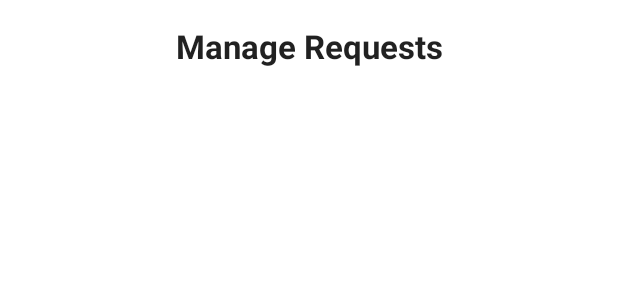
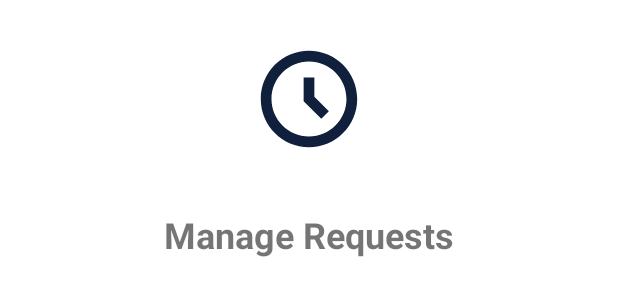
Before and after one commit to CryoSnake22/LocalLoop-App, an Android app: the layout organizer_manage_request_activity.xml on its own in the app's theme, with its tools: preview values and no code run, on a phone screen of 412 x 824 dp. Shown: the top 300 px of the screen. Run offline under Robolectric (Android 15) with nearby library versions, the phone set to English and light mode, and no system bars.

```diff
--- a/app/src/main/res/layout/organizer_manage_event_activity.xml
+++ b/app/src/main/res/layout/organizer_manage_event_activity.xml
@@ -1,5 +1,6 @@
 <?xml version="1.0" encoding="utf-8"?>
-<androidx.constraintlayout.widget.ConstraintLayout xmlns:android="http://schemas.android.com/apk/res/android"
+<androidx.constraintlayout.widget.ConstraintLayout
+  xmlns:android="http://schemas.android.com/apk/res/android"
   android:layout_width="match_parent"
   android:fitsSystemWindows="true"
   android:layout_height="match_parent">
--- a/app/src/main/res/layout/organizer_manage_request_activity.xml
+++ b/app/src/main/res/layout/organizer_manage_request_activity.xml
@@ -1,25 +1,26 @@
 <?xml version="1.0" encoding="utf-8"?>
-<androidx.constraintlayout.widget.ConstraintLayout xmlns:android="http://schemas.android.com/apk/res/android"
-    android:layout_width="match_parent"
-    android:fitsSystemWindows="true"
-    android:layout_height="match_parent">
-
-    <LinearLayout
+<LinearLayout xmlns:android="http://schemas.android.com/apk/res/android"
     android:layout_width="match_parent"
     android:layout_height="match_parent"
     android:orientation="vertical"
-        android:padding="16dp">
+    android:padding="16dp"
+    android:fitsSystemWindows="true">
+
+    <ImageView
+        android:layout_width="100dp"
+        android:layout_height="100dp"
+        android:src="@drawable/ic_pending"
+        android:layout_gravity="center_horizontal"
+        android:layout_marginBottom="24dp" />
 
     <TextView
-            android:id="@+id/text_organizer_manage_request_welcome"
-            android:layout_width="match_parent"
+        android:layout_width="wrap_content"
         android:layout_height="wrap_content"
         android:text="Manage Requests"
-            android:textSize="22sp"
+        android:textSize="24sp"
         android:textStyle="bold"
-            android:gravity="center"
-            android:layout_marginBottom="24dp"
-            android:textColor="?android:attr/textColorPrimary" />
+        android:layout_gravity="center_horizontal"
+        android:layout_marginBottom="24dp" />
 
     <androidx.recyclerview.widget.RecyclerView
         android:id="@+id/recycler_organizer_manage_requrest"
@@ -27,4 +28,3 @@
         android:layout_height="0dp"
         android:layout_weight="1" />
 </LinearLayout>
-</androidx.constraintlayout.widget.ConstraintLayout>
```
Also changed, not shown: app/src/main/res/layout/admin_manage_users_activity.xml (+26 -14 lines), app/src/main/res/layout/organizer_add_event_activity.xml (+19 -15 lines). Lines whose indentation alone changed are shown as unchanged.
